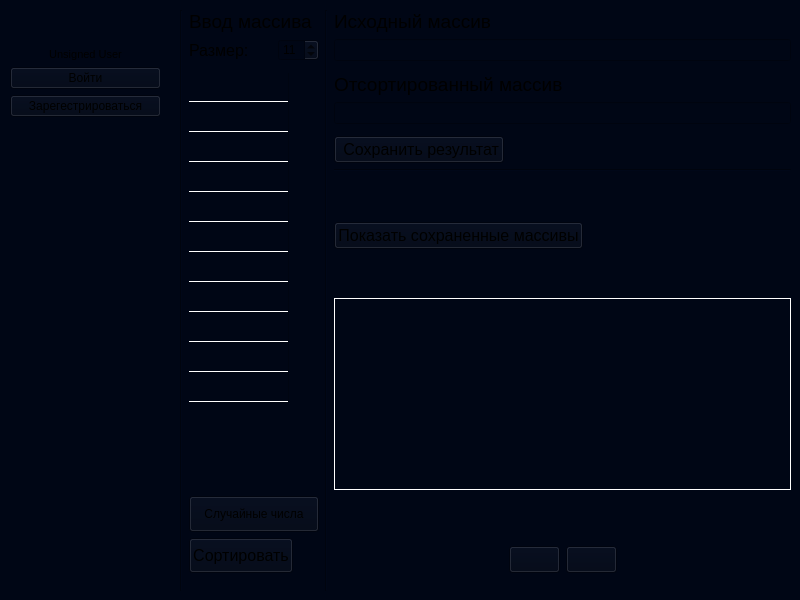
Before: the Qt Designer form mainwindow.ui in no-name121/Rps_laboratorniye_raboti, drawn with Qt 5.
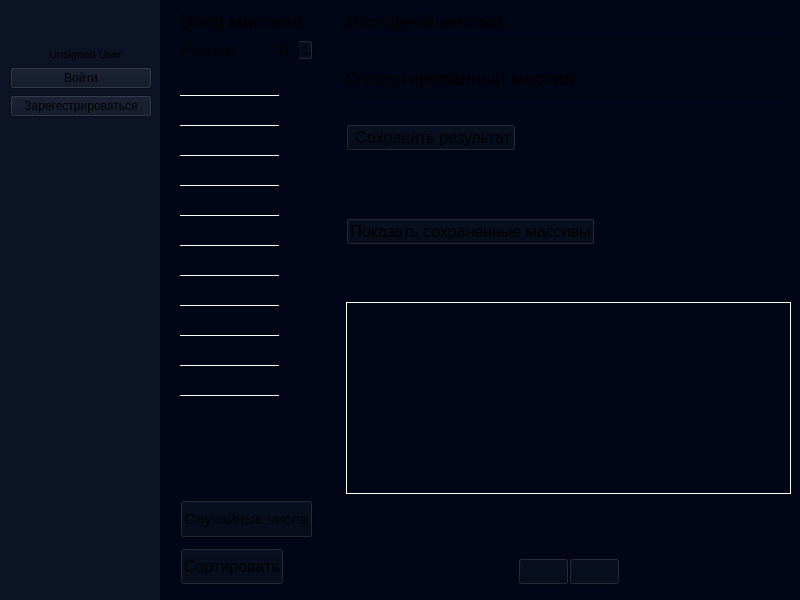
After: the same form once the commit is applied. Icons and pictures are not drawn.

Diff of the .ui file:
```diff
--- a/mainwindow.ui
+++ b/mainwindow.ui
@@ -35,6 +35,10 @@
    <string notr="true">Background:rgb(0, 6, 21);</string>
   </property>
   <widget class="QWidget" name="centralwidget">
+   <property name="styleSheet">
+    <string notr="true">selection-background-color: rgb(63, 65, 206);
+selection-color: rgb(184, 195, 255);</string>
+   </property>
    <widget class="QWidget" name="panel" native="true">
     <property name="geometry">
      <rect>
@@ -62,6 +66,9 @@
       <height>600</height>
      </size>
     </property>
+    <property name="styleSheet">
+     <string notr="true">background-color: rgb(12, 19, 36)</string>
+    </property>
     <widget class="QWidget" name="verticalLayoutWidget">
      <property name="geometry">
       <rect>
@@ -153,6 +160,18 @@
       </item>
       <item>
        <widget class="QPushButton" name="signInButton">
+        <property name="sizePolicy">
+         <sizepolicy hsizetype="Maximum" vsizetype="Fixed">
+          <horstretch>0</horstretch>
+          <verstretch>0</verstretch>
+         </sizepolicy>
+        </property>
+        <property name="maximumSize">
+         <size>
+          <width>142</width>
+          <height>16777215</height>
+         </size>
+        </property>
         <property name="text">
          <string>Войти</string>
         </property>
@@ -160,6 +179,18 @@
       </item>
       <item>
        <widget class="QPushButton" name="signUpButton">
+        <property name="sizePolicy">
+         <sizepolicy hsizetype="Fixed" vsizetype="Fixed">
+          <horstretch>0</horstretch>
+          <verstretch>0</verstretch>
+         </sizepolicy>
+        </property>
+        <property name="maximumSize">
+         <size>
+          <width>142</width>
+          <height>16777215</height>
+         </size>
+        </property>
         <property name="text">
          <string>Зарегестрироваться</string>
         </property>
@@ -248,7 +279,7 @@
        <height>601</height>
       </rect>
      </property>
-     <layout class="QGridLayout" name="mainLayout" rowstretch="0,0,0,0,0,0,0,0,0,0,0,0,0,0,0,0,0" columnstretch="0,1,0,4">
+     <layout class="QGridLayout" name="mainLayout" rowstretch="0,0,0,0,0,0,0,0,0,0,0,0,0" columnstretch="1,0,4">
       <property name="leftMargin">
        <number>10</number>
       </property>
@@ -261,20 +292,30 @@
       <property name="bottomMargin">
        <number>10</number>
       </property>
-      <item row="12" column="3">
-       <spacer name="spacer6">
-        <property name="orientation">
-         <enum>Qt::Orientation::Vertical</enum>
+      <property name="horizontalSpacing">
+       <number>15</number>
+      </property>
+      <item row="9" column="2">
+       <widget class="QTextEdit" name="showSavedArrays">
+        <property name="styleSheet">
+         <string notr="true">border: 1px solid #ffffff;</string>
         </property>
-        <property name="sizeHint" stdset="0">
-         <size>
-          <width>20</width>
-          <height>13</height>
-         </size>
+        <property name="readOnly">
+         <bool>true</bool>
         </property>
-       </spacer>
+        <property name="html">
+         <string>&lt;!DOCTYPE HTML PUBLIC &quot;-//W3C//DTD HTML 4.0//EN&quot; &quot;http://www.w3.org/TR/REC-html40/strict.dtd&quot;&gt;
+&lt;html&gt;&lt;head&gt;&lt;meta name=&quot;qrichtext&quot; content=&quot;1&quot; /&gt;&lt;meta charset=&quot;utf-8&quot; /&gt;&lt;style type=&quot;text/css&quot;&gt;
+p, li { white-space: pre-wrap; }
+hr { height: 1px; border-width: 0; }
+li.unchecked::marker { content: &quot;\2610&quot;; }
+li.checked::marker { content: &quot;\2612&quot;; }
+&lt;/style&gt;&lt;/head&gt;&lt;body style=&quot; font-family:'Noto Sans'; font-size:10pt; font-weight:400; font-style:normal;&quot;&gt;
+&lt;p style=&quot;-qt-paragraph-type:empty; margin-top:0px; margin-bottom:0px; margin-left:0px; margin-right:0px; -qt-block-indent:0; text-indent:0px;&quot;&gt;&lt;br /&gt;&lt;/p&gt;&lt;/body&gt;&lt;/html&gt;</string>
+        </property>
+       </widget>
       </item>
-      <item row="8" column="3">
+      <item row="6" column="2">
        <spacer name="spacer5">
         <property name="orientation">
          <enum>Qt::Orientation::Vertical</enum>
@@ -287,182 +328,19 @@
         </property>
        </spacer>
       </item>
-      <item row="12" column="1" rowspan="2">
-       <layout class="QVBoxLayout" name="lowerButtonsLayout" stretch="0,0">
-        <item>
-         <widget class="QPushButton" name="randomNumsButton">
-          <property name="sizePolicy">
-           <sizepolicy hsizetype="Expanding" vsizetype="Expanding">
-            <horstretch>0</horstretch>
-            <verstretch>0</verstretch>
-           </sizepolicy>
-          </property>
-          <property name="text">
-           <string>Случайные числа</string>
-          </property>
-         </widget>
-        </item>
-        <item>
-         <widget class="QPushButton" name="sortButton">
-          <property name="sizePolicy">
-           <sizepolicy hsizetype="Fixed" vsizetype="Expanding">
-            <horstretch>0</horstretch>
-            <verstretch>0</verstretch>
-           </sizepolicy>
-          </property>
-          <property name="minimumSize">
-           <size>
-            <width>0</width>
-            <height>0</height>
-           </size>
-          </property>
-          <property name="font">
-           <font>
-            <pointsize>12</pointsize>
-           </font>
-          </property>
-          <property name="text">
-           <string>Сортировать</string>
-          </property>
-          <property name="icon">
-           <iconset>
-            <normaloff>Assets/sort.svg</normaloff>Assets/sort.svg</iconset>
-          </property>
-          <property name="iconSize">
-           <size>
-            <width>24</width>
-            <height>24</height>
-           </size>
-          </property>
-         </widget>
-        </item>
-       </layout>
-      </item>
-      <item row="0" column="3">
-       <widget class="QLabel" name="initialArrayText">
+      <item row="2" column="2">
+       <widget class="QLabel" name="sortedArrayText">
         <property name="font">
          <font>
           <pointsize>14</pointsize>
          </font>
         </property>
         <property name="text">
-         <string>Исходный массив</string>
+         <string>Отсортированный массив</string>
         </property>
        </widget>
       </item>
-      <item row="0" column="2" rowspan="17">
-       <widget class="Line" name="line">
-        <property name="orientation">
-         <enum>Qt::Orientation::Vertical</enum>
-        </property>
-       </widget>
-      </item>
-      <item row="9" column="3">
-       <widget class="QPushButton" name="showSavedButton">
-        <property name="sizePolicy">
-         <sizepolicy hsizetype="Fixed" vsizetype="Fixed">
-          <horstretch>0</horstretch>
-          <verstretch>0</verstretch>
-         </sizepolicy>
-        </property>
-        <property name="font">
-         <font>
-          <pointsize>12</pointsize>
-         </font>
-        </property>
-        <property name="text">
-         <string>Показать сохраненные массивы</string>
-        </property>
-       </widget>
-      </item>
-      <item row="10" column="3">
-       <spacer name="spacer1">
-        <property name="orientation">
-         <enum>Qt::Orientation::Vertical</enum>
-        </property>
-        <property name="sizeHint" stdset="0">
-         <size>
-          <width>20</width>
-          <height>13</height>
-         </size>
-        </property>
-       </spacer>
-      </item>
-      <item row="13" column="3">
-       <layout class="QHBoxLayout" name="arrowsLayout">
-        <item>
-         <spacer name="spacer2">
-          <property name="orientation">
-           <enum>Qt::Orientation::Horizontal</enum>
-          </property>
-          <property name="sizeHint" stdset="0">
-           <size>
-            <width>40</width>
-            <height>20</height>
-           </size>
-          </property>
-         </spacer>
-        </item>
-        <item>
-         <widget class="QPushButton" name="goLeftButton">
-          <property name="font">
-           <font>
-            <pointsize>12</pointsize>
-           </font>
-          </property>
-          <property name="text">
-           <string/>
-          </property>
-          <property name="icon">
-           <iconset>
-            <normaloff>Assets/left.svg</normaloff>Assets/left.svg</iconset>
-          </property>
-          <property name="iconSize">
-           <size>
-            <width>50</width>
-            <height>50</height>
-           </size>
-          </property>
-         </widget>
-        </item>
-        <item>
-         <widget class="QPushButton" name="goRightButton">
-          <property name="font">
-           <font>
-            <pointsize>12</pointsize>
-           </font>
-          </property>
-          <property name="text">
-           <string/>
-          </property>
-          <property name="icon">
-           <iconset>
-            <normaloff>Assets/right.svg</normaloff>Assets/right.svg</iconset>
-          </property>
-          <property name="iconSize">
-           <size>
-            <width>50</width>
-            <height>50</height>
-           </size>
-          </property>
-         </widget>
-        </item>
-        <item>
-         <spacer name="spacer3">
-          <property name="orientation">
-           <enum>Qt::Orientation::Horizontal</enum>
-          </property>
-          <property name="sizeHint" stdset="0">
-           <size>
-            <width>40</width>
-            <height>20</height>
-           </size>
-          </property>
-         </spacer>
-        </item>
-       </layout>
-      </item>
-      <item row="3" column="1" rowspan="9">
+      <item row="2" column="0" rowspan="8">
        <widget class="QTableWidget" name="inputArray">
         <property name="enabled">
          <bool>true</bool>
@@ -574,41 +452,202 @@
         <column/>
        </widget>
       </item>
-      <item row="4" column="3">
+      <item row="3" column="2">
        <widget class="QLineEdit" name="sortedArrayOutput">
         <property name="readOnly">
          <bool>true</bool>
         </property>
        </widget>
       </item>
-      <item row="0" column="0" rowspan="17">
-       <widget class="Line" name="line3">
+      <item row="11" column="2">
+       <layout class="QHBoxLayout" name="arrowsLayout">
+        <item>
+         <spacer name="spacer2">
+          <property name="orientation">
+           <enum>Qt::Orientation::Horizontal</enum>
+          </property>
+          <property name="sizeHint" stdset="0">
+           <size>
+            <width>40</width>
+            <height>20</height>
+           </size>
+          </property>
+         </spacer>
+        </item>
+        <item>
+         <widget class="QPushButton" name="goLeftButton">
+          <property name="font">
+           <font>
+            <pointsize>12</pointsize>
+           </font>
+          </property>
+          <property name="text">
+           <string/>
+          </property>
+          <property name="icon">
+           <iconset resource="assets.qrc">
+            <normaloff>:/new/prefix1/Assets/left.svg</normaloff>:/new/prefix1/Assets/left.svg</iconset>
+          </property>
+          <property name="iconSize">
+           <size>
+            <width>50</width>
+            <height>50</height>
+           </size>
+          </property>
+         </widget>
+        </item>
+        <item>
+         <widget class="QPushButton" name="goRightButton">
+          <property name="font">
+           <font>
+            <pointsize>12</pointsize>
+           </font>
+          </property>
+          <property name="text">
+           <string/>
+          </property>
+          <property name="icon">
+           <iconset resource="assets.qrc">
+            <normaloff>:/new/prefix1/Assets/right.svg</normaloff>:/new/prefix1/Assets/right.svg</iconset>
+          </property>
+          <property name="iconSize">
+           <size>
+            <width>50</width>
+            <height>50</height>
+           </size>
+          </property>
+         </widget>
+        </item>
+        <item>
+         <spacer name="spacer3">
+          <property name="orientation">
+           <enum>Qt::Orientation::Horizontal</enum>
+          </property>
+          <property name="sizeHint" stdset="0">
+           <size>
+            <width>40</width>
+            <height>20</height>
+           </size>
+          </property>
+         </spacer>
+        </item>
+       </layout>
+      </item>
+      <item row="5" column="2">
+       <widget class="Line" name="line2">
         <property name="orientation">
-         <enum>Qt::Orientation::Vertical</enum>
+         <enum>Qt::Orientation::Horizontal</enum>
         </property>
        </widget>
       </item>
-      <item row="11" column="3">
-       <widget class="QTextEdit" name="showSavedArrays">
-        <property name="styleSheet">
-         <string notr="true">border: 1px solid #ffffff;</string>
+      <item row="4" column="2">
+       <widget class="QPushButton" name="saveButton">
+        <property name="sizePolicy">
+         <sizepolicy hsizetype="Fixed" vsizetype="Fixed">
+          <horstretch>0</horstretch>
+          <verstretch>0</verstretch>
+         </sizepolicy>
         </property>
+        <property name="font">
+         <font>
+          <pointsize>12</pointsize>
+         </font>
+        </property>
+        <property name="text">
+         <string> Сохранить результат</string>
+        </property>
+        <property name="icon">
+         <iconset resource="assets.qrc">
+          <normaloff>:/new/prefix1/Assets/save.svg</normaloff>:/new/prefix1/Assets/save.svg</iconset>
+        </property>
+        <property name="iconSize">
+         <size>
+          <width>20</width>
+          <height>20</height>
+         </size>
+        </property>
+       </widget>
+      </item>
+      <item row="1" column="2">
+       <widget class="QLineEdit" name="initialArrayOutput">
         <property name="readOnly">
          <bool>true</bool>
         </property>
-        <property name="html">
-         <string>&lt;!DOCTYPE HTML PUBLIC &quot;-//W3C//DTD HTML 4.0//EN&quot; &quot;http://www.w3.org/TR/REC-html40/strict.dtd&quot;&gt;
-&lt;html&gt;&lt;head&gt;&lt;meta name=&quot;qrichtext&quot; content=&quot;1&quot; /&gt;&lt;meta charset=&quot;utf-8&quot; /&gt;&lt;style type=&quot;text/css&quot;&gt;
-p, li { white-space: pre-wrap; }
-hr { height: 1px; border-width: 0; }
-li.unchecked::marker { content: &quot;\2610&quot;; }
-li.checked::marker { content: &quot;\2612&quot;; }
-&lt;/style&gt;&lt;/head&gt;&lt;body style=&quot; font-family:'Noto Sans'; font-size:10pt; font-weight:400; font-style:normal;&quot;&gt;
-&lt;p style=&quot;-qt-paragraph-type:empty; margin-top:0px; margin-bottom:0px; margin-left:0px; margin-right:0px; -qt-block-indent:0; text-indent:0px;&quot;&gt;&lt;br /&gt;&lt;/p&gt;&lt;/body&gt;&lt;/html&gt;</string>
-        </property>
        </widget>
       </item>
-      <item row="0" column="1">
+      <item row="10" column="0" rowspan="2">
+       <layout class="QVBoxLayout" name="lowerButtonsLayout" stretch="0,0">
+        <property name="spacing">
+         <number>10</number>
+        </property>
+        <item>
+         <widget class="QPushButton" name="randomNumsButton">
+          <property name="sizePolicy">
+           <sizepolicy hsizetype="Expanding" vsizetype="Expanding">
+            <horstretch>0</horstretch>
+            <verstretch>0</verstretch>
+           </sizepolicy>
+          </property>
+          <property name="font">
+           <font>
+            <pointsize>11</pointsize>
+           </font>
+          </property>
+          <property name="text">
+           <string>Случайные числа</string>
+          </property>
+         </widget>
+        </item>
+        <item>
+         <widget class="QPushButton" name="sortButton">
+          <property name="sizePolicy">
+           <sizepolicy hsizetype="Fixed" vsizetype="Expanding">
+            <horstretch>0</horstretch>
+            <verstretch>0</verstretch>
+           </sizepolicy>
+          </property>
+          <property name="minimumSize">
+           <size>
+            <width>0</width>
+            <height>0</height>
+           </size>
+          </property>
+          <property name="font">
+           <font>
+            <pointsize>12</pointsize>
+           </font>
+          </property>
+          <property name="text">
+           <string>Сортировать</string>
+          </property>
+          <property name="icon">
+           <iconset resource="assets.qrc">
+            <normaloff>:/new/prefix1/Assets/sort.svg</normaloff>:/new/prefix1/Assets/sort.svg</iconset>
+          </property>
+          <property name="iconSize">
+           <size>
+            <width>24</width>
+            <height>24</height>
+           </size>
+          </property>
+         </widget>
+        </item>
+       </layout>
+      </item>
+      <item row="8" column="2">
+       <spacer name="spacer1">
+        <property name="orientation">
+         <enum>Qt::Orientation::Vertical</enum>
+        </property>
+        <property name="sizeHint" stdset="0">
+         <size>
+          <width>20</width>
+          <height>13</height>
+         </size>
+        </property>
+       </spacer>
+      </item>
+      <item row="0" column="0">
        <widget class="QLabel" name="inputText">
         <property name="font">
          <font>
@@ -620,19 +659,17 @@
         </property>
        </widget>
       </item>
-      <item row="3" column="3">
-       <widget class="QLabel" name="sortedArrayText">
-        <property name="font">
-         <font>
-          <pointsize>14</pointsize>
-         </font>
+      <item row="0" column="1" rowspan="13">
+       <widget class="Line" name="line">
+        <property name="lineWidth">
+         <number>1</number>
         </property>
-        <property name="text">
-         <string>Отсортированный массив</string>
+        <property name="orientation">
+         <enum>Qt::Orientation::Vertical</enum>
         </property>
        </widget>
       </item>
-      <item row="1" column="1">
+      <item row="1" column="0">
        <layout class="QHBoxLayout" name="sizeLayout">
         <item>
          <widget class="QLabel" name="sizeText">
@@ -671,15 +708,33 @@
         </item>
        </layout>
       </item>
-      <item row="1" column="3">
-       <widget class="QLineEdit" name="initialArrayOutput">
-        <property name="readOnly">
-         <bool>true</bool>
+      <item row="0" column="2">
+       <widget class="QLabel" name="initialArrayText">
+        <property name="font">
+         <font>
+          <pointsize>14</pointsize>
+         </font>
+        </property>
+        <property name="text">
+         <string>Исходный массив</string>
         </property>
        </widget>
       </item>
-      <item row="6" column="3">
-       <widget class="QPushButton" name="saveButton">
+      <item row="10" column="2">
+       <spacer name="spacer6">
+        <property name="orientation">
+         <enum>Qt::Orientation::Vertical</enum>
+        </property>
+        <property name="sizeHint" stdset="0">
+         <size>
+          <width>20</width>
+          <height>13</height>
+         </size>
+        </property>
+       </spacer>
+      </item>
+      <item row="7" column="2">
+       <widget class="QPushButton" name="showSavedButton">
         <property name="sizePolicy">
          <sizepolicy hsizetype="Fixed" vsizetype="Fixed">
           <horstretch>0</horstretch>
@@ -692,24 +747,7 @@
          </font>
         </property>
         <property name="text">
-         <string> Сохранить результат</string>
-        </property>
-        <property name="icon">
-         <iconset>
-          <normaloff>Assets/save.svg</normaloff>Assets/save.svg</iconset>
-        </property>
-        <property name="iconSize">
-         <size>
-          <width>20</width>
-          <height>20</height>
-         </size>
-        </property>
-       </widget>
-      </item>
-      <item row="7" column="3">
-       <widget class="Line" name="line2">
-        <property name="orientation">
-         <enum>Qt::Orientation::Horizontal</enum>
+         <string>Показать сохраненные массивы</string>
         </property>
        </widget>
       </item>
```
Left out of the diff: 14 changed lines with no effect on the pictures.
